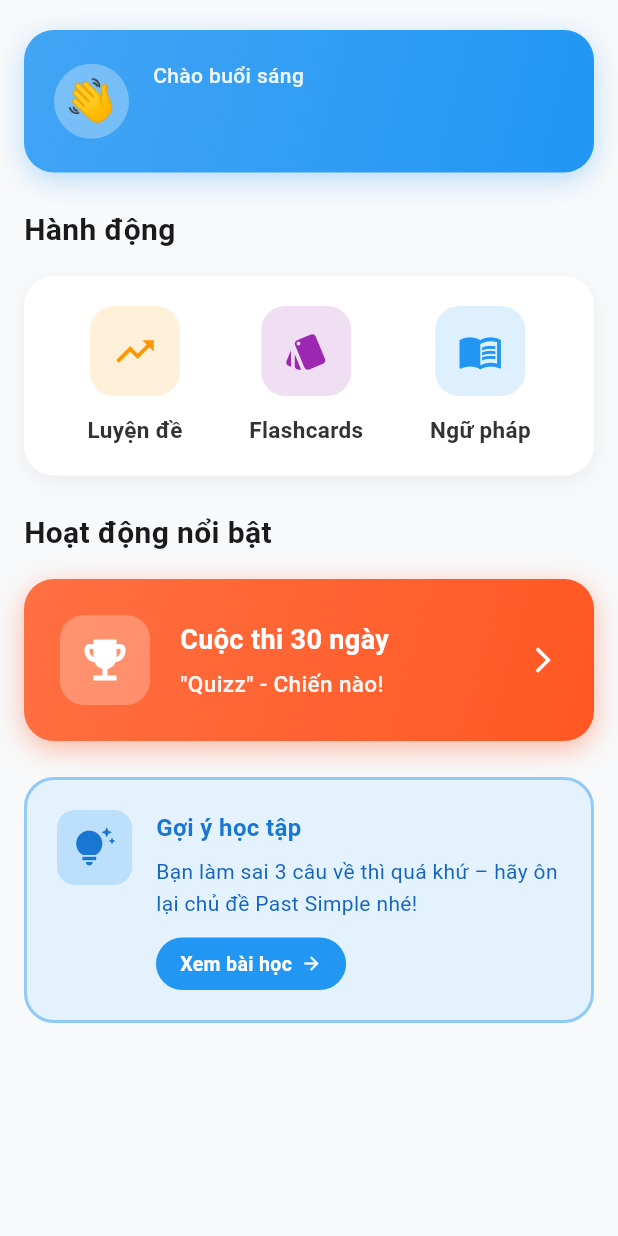
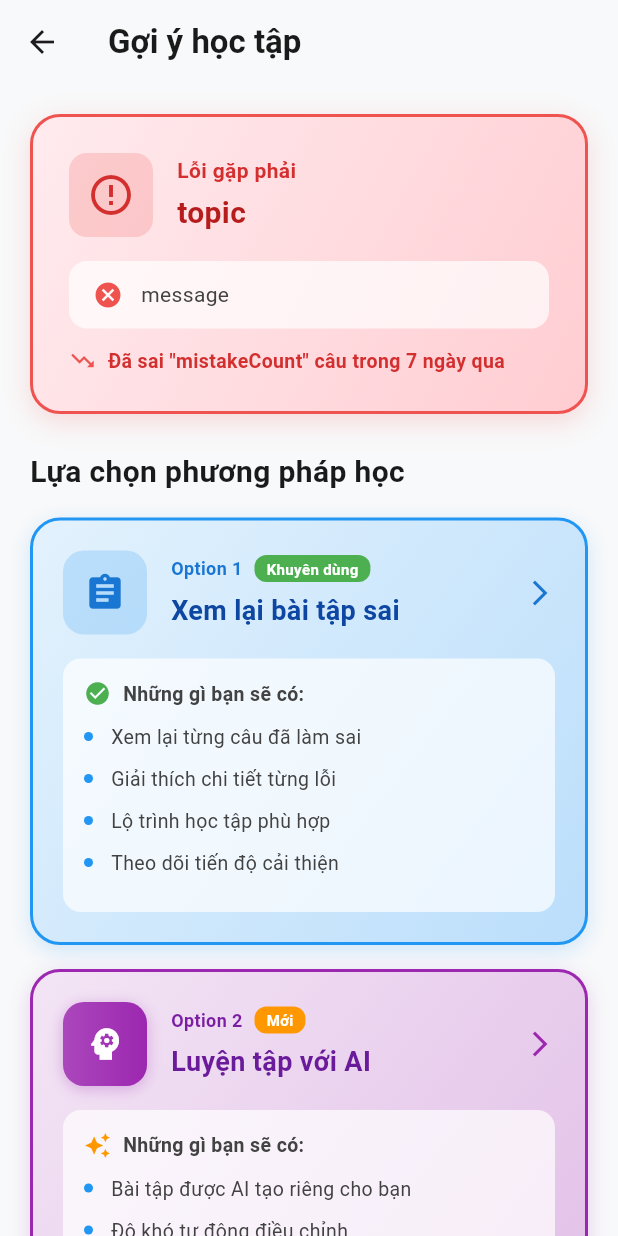
Before and after one commit to Vothanhluan2k4/learning_english, a Flutter app: the HomeScreen screen opened by its route, after a tap on "Xem bài học", on a phone screen of 412 x 824 dp. Run offline on Flutter 3.47's test engine with Material 3 defaults, Android fonts, the light colour scheme and no system bars; our stand-ins replace app_links, audioplayers, chewie, file_picker, fl_chart, flip_card and 11 more; missing offline and left inert: crop_your_image; accounts and stored records are empty.

Commit message:
Add choose_learning

```diff
--- a/lib/main.dart
+++ b/lib/main.dart
@@ -3,7 +3,7 @@ import 'package:font_awesome_flutter/font_awesome_flutter.dart';
 import 'package:learning_english/core/supabase_config.dart';
 import 'package:learning_english/core/uni_links.dart';
 import 'package:learning_english/helpers/notification_helper.dart';
-import 'package:learning_english/screens/course/chosse_course_screen.dart';
+import 'package:learning_english/screens/course/choose_course_screen.dart';
 import 'package:learning_english/screens/course/course_lesson_detail_screen.dart';
 import 'package:learning_english/screens/course/course_lessons_screen.dart';
 import 'package:learning_english/screens/course/course_modules_screen.dart';
@@ -12,6 +12,7 @@ import 'package:learning_english/screens/course/placement_test_screen.dart';
 import 'package:learning_english/screens/drawer_screen.dart';
 import 'package:learning_english/screens/forgot_password_screen.dart';
 import 'package:learning_english/screens/home_screen.dart';
+import 'package:learning_english/screens/learning_hub/choose_learning_screen.dart';
 import 'package:learning_english/screens/profile/infor_user_screen.dart';
 import 'package:learning_english/screens/flashcard/flashcards_screen.dart';
 import 'package:learning_english/screens/course/course_screen.dart';
@@ -137,6 +138,7 @@ class _MyAppState extends State<MyApp> with WidgetsBindingObserver {
         '/home': (context) => const HomeScreen(),
         '/grammar': (context) => const GrammarScreen(),
         '/chooseCourse': (context) => const ChooseCourseScreen(),
+        '/chooseLearning': (context) => const ChooseLearningScreen(),
         '/placementTest': (context) => const PlacementTestScreen(),
         '/courses': (context) => const CourseScreen(),
         '/courseModules': (context) {
--- a/lib/screens/grammar/exercise_screen.dart
+++ b/lib/screens/grammar/exercise_screen.dart
@@ -1,5 +1,6 @@
 import 'package:flutter/material.dart';
 import 'package:learning_english/models/exercise_progress.dart';
+import 'package:learning_english/services/auth_service.dart';
 import 'package:learning_english/services/exercise_progress_service.dart';
 import 'package:learning_english/services/grammar_service.dart';
 import 'package:supabase_flutter/supabase_flutter.dart';
@@ -13,16 +14,20 @@ class ExerciseScreen extends StatefulWidget {
 }
 
 class _ExerciseScreenState extends State<ExerciseScreen> {
-  final userId = Supabase.instance.client.auth.currentUser?.id;
   final _exerciseProgressService = ExerciseProgressService();
   final GrammarService _grammarService = GrammarService();
+  final _authService = AuthService();
+  final _supabase = Supabase.instance.client;
 
   List<Map<String, dynamic>> _exercises = [];
-  Map<String, bool> _progressResults = {}; // Kết quả từ DB
+  Map<String, bool> _progressResults = {};
   Map<String, String?> _answers = {};
-  Set<String> _submittedExercises = {}; // Track câu đã nộp
+  Set<String> _submittedExercises = {};
   bool _loading = true;
   int _correctCount = 0;
+
+  // ✅ Cache userId để tránh gọi nhiều lần
+  String? _cachedUserId;
 
   @override
   void initState() {
@@ -30,13 +35,34 @@ class _ExerciseScreenState extends State<ExerciseScreen> {
     _loadExercisesAndProgress();
   }
 
+  // ✅ Sửa lại hàm _getUserId() để cache kết quả
+  Future<String> _getUserId() async {
+    // Nếu đã cache, trả về luôn
+    if (_cachedUserId != null) return _cachedUserId!;
+
+    final authUser = _supabase.auth.currentUser;
+    if (authUser == null) throw Exception('User not authenticated');
+
+    final authId = authUser.id;
+    final userId = await _authService.getUserIdFromAuthId(authId);
+    if (userId == null) throw Exception('User not found');
+
+    // Cache lại để dùng sau
+    _cachedUserId = userId;
+    return userId;
+  }
+
+  // ✅ Sửa lại _loadExercisesAndProgress()
   Future<void> _loadExercisesAndProgress() async {
     setState(() => _loading = true);
 
     try {
+      final userId = await _getUserId();
+
       final exercises = await _grammarService.getExercisesByLesson(widget.lessonId);
+
       final progress = await _exerciseProgressService.getProgressByLesson(
-        userId!,
+        userId,
         widget.lessonId,
       );
 
@@ -68,9 +94,10 @@ class _ExerciseScreenState extends State<ExerciseScreen> {
     }
   }
 
-  // Nộp từng câu
+  // Successfully submit a single exercise
   Future<void> _submitSingleExercise(Map<String, dynamic> exercise) async {
-    if (userId == null) return;
+    try {
+      final userId = await _getUserId();
 
       final exerciseId = exercise['id'];
       final userAnswer = _answers[exerciseId]?.trim().toLowerCase() ?? '';
@@ -80,7 +107,7 @@ class _ExerciseScreenState extends State<ExerciseScreen> {
       // Save vào DB
       await _exerciseProgressService.saveProgress(
         ExerciseProgress(
-        userId: userId!,
+          userId: userId,
           lessonId: widget.lessonId,
           exerciseId: exerciseId,
           userAnswer: userAnswer,
@@ -96,7 +123,6 @@ class _ExerciseScreenState extends State<ExerciseScreen> {
         if (isCorrect) {
           _correctCount++;
         } else {
-        // Nếu submit lại câu đã đúng trước đó mà bây giờ sai
           if (_progressResults[exerciseId] == true && !isCorrect) {
             _correctCount--;
           }
@@ -121,13 +147,23 @@ class _ExerciseScreenState extends State<ExerciseScreen> {
           duration: Duration(seconds: 2),
         ),
       );
+    } catch (e) {
+      print('❌ Error submitting exercise: $e');
+      ScaffoldMessenger.of(context).showSnackBar(
+        SnackBar(
+          content: Text('Lỗi khi nộp bài: $e'),
+          backgroundColor: Colors.red,
+        ),
+      );
+    }
   }
 
-  // Reset 1 câu
+  //  Reset a single exercise
   Future<void> _resetSingleExercise(String exerciseId) async {
-    if (userId == null) return;
+    try {
+      final userId = await _getUserId();
 
-    await _exerciseProgressService.deleteSingleProgress(userId!, exerciseId);
+      await _exerciseProgressService.deleteSingleProgress(userId, exerciseId);
 
       setState(() {
         final wasCorrect = _progressResults[exerciseId] ?? false;
@@ -145,11 +181,15 @@ class _ExerciseScreenState extends State<ExerciseScreen> {
           behavior: SnackBarBehavior.floating,
         ),
       );
+    } catch (e) {
+      print('❌ Error resetting exercise: $e');
+    }
   }
 
-  // Reset toàn bộ
+  //  Reset all exercises
   Future<void> _resetAll() async {
-    if (userId == null) return;
+    try {
+      final userId = await _getUserId();
 
       final confirm = await showDialog<bool>(
         context: context,
@@ -159,7 +199,7 @@ class _ExerciseScreenState extends State<ExerciseScreen> {
           actions: [
             TextButton(
               onPressed: () => Navigator.pop(context, false),
-            child: Text('Hủy', style: TextStyle(color: Colors.black),),
+              child: Text('Hủy', style: TextStyle(color: Colors.black)),
             ),
             ElevatedButton(
               onPressed: () => Navigator.pop(context, true),
@@ -172,7 +212,7 @@ class _ExerciseScreenState extends State<ExerciseScreen> {
 
       if (confirm != true) return;
 
-    await _exerciseProgressService.resetProgress(userId!, widget.lessonId);
+      await _exerciseProgressService.resetProgress(userId, widget.lessonId);
 
       setState(() {
         _answers.clear();
@@ -187,6 +227,9 @@ class _ExerciseScreenState extends State<ExerciseScreen> {
           backgroundColor: Colors.blue[600],
         ),
       );
+    } catch (e) {
+      print('❌ Error resetting all: $e');
+    }
   }
 
   @override
--- a/lib/screens/home_screen.dart
+++ b/lib/screens/home_screen.dart
@@ -499,7 +499,7 @@ class _HomeScreenState extends State<HomeScreen> {
                 ),
                 SizedBox(height: 8),
                 Text(
-                  'Bạn làm sai 3 câu về thì quá khứ – hãy ôn lại chủ đề Past Simple nhé!',
+                  'Bạn làm sai :..............!',
                   style: TextStyle(
                     fontSize: 14,
                     color: Color(0xFF1565C0),
@@ -509,7 +509,7 @@ class _HomeScreenState extends State<HomeScreen> {
                 SizedBox(height: 12),
                 GestureDetector(
                   onTap: () {
-                    debugPrint('View lesson');
+                    Navigator.pushNamed(context, '/chooseLearning');
                   },
                   child: Container(
                     padding: EdgeInsets.symmetric(horizontal: 16, vertical: 8),
--- /dev/null
+++ b/lib/screens/learning_hub/choose_learning_screen.dart
@@ -0,0 +1,576 @@
+import 'package:flutter/material.dart';
+
+class ChooseLearningScreen extends StatelessWidget {
+
+  const ChooseLearningScreen({
+    super.key,
+  });
+
+  @override
+  Widget build(BuildContext context) {
+    return Scaffold(
+      backgroundColor: Color(0xFFF8F9FA),
+      appBar: AppBar(
+        backgroundColor: Colors.transparent,
+        elevation: 0,
+        leading: IconButton(
+          icon: Icon(Icons.arrow_back),
+          onPressed: () => Navigator.pop(context),
+        ),
+        title: Text(
+          'Gợi ý học tập',
+          style: TextStyle(
+            color: Color(0xFF1A1A1A),
+            fontWeight: FontWeight.bold,
+          ),
+        ),
+      ),
+      body: SingleChildScrollView(
+        padding: EdgeInsets.all(20),
+        child: Column(
+          crossAxisAlignment: CrossAxisAlignment.start,
+          children: [
+            // HEADER CARD - Lỗi gặp phải
+            _buildErrorCard(),
+
+            SizedBox(height: 24),
+
+            // TITLE
+            Text(
+              'Lựa chọn phương pháp học',
+              style: TextStyle(
+                fontSize: 20,
+                fontWeight: FontWeight.bold,
+                color: Color(0xFF1A1A1A),
+              ),
+            ),
+            SizedBox(height: 16),
+
+            // OPTION 1 - Xem lại bài tập sai
+            _buildOption1Card(context),
+
+            SizedBox(height: 16),
+
+            // OPTION 2 - Luyện tập với AI
+            _buildOption2Card(context),
+
+            SizedBox(height: 24),
+
+            // TIPS SECTION
+            _buildTipsSection(),
+          ],
+        ),
+      ),
+    );
+  }
+
+  // HEADER CARD - Hiển thị lỗi
+  Widget _buildErrorCard() {
+    return Container(
+      width: double.infinity,
+      padding: EdgeInsets.all(24),
+      decoration: BoxDecoration(
+        gradient: LinearGradient(
+          colors: [Color(0xFFFFEBEE), Color(0xFFFFCDD2)],
+          begin: Alignment.topLeft,
+          end: Alignment.bottomRight,
+        ),
+        borderRadius: BorderRadius.circular(20),
+        border: Border.all(
+          color: Color(0xFFEF5350),
+          width: 2,
+        ),
+        boxShadow: [
+          BoxShadow(
+            color: Color(0xFFEF5350).withOpacity(0.2),
+            blurRadius: 15,
+            offset: Offset(0, 5),
+          ),
+        ],
+      ),
+      child: Column(
+        crossAxisAlignment: CrossAxisAlignment.start,
+        children: [
+          Row(
+            children: [
+              Container(
+                padding: EdgeInsets.all(12),
+                decoration: BoxDecoration(
+                  color: Color(0xFFEF5350).withOpacity(0.2),
+                  borderRadius: BorderRadius.circular(12),
+                ),
+                child: Icon(
+                  Icons.error_outline,
+                  color: Color(0xFFD32F2F),
+                  size: 32,
+                ),
+              ),
+              SizedBox(width: 16),
+              Expanded(
+                child: Column(
+                  crossAxisAlignment: CrossAxisAlignment.start,
+                  children: [
+                    Text(
+                      'Lỗi gặp phải',
+                      style: TextStyle(
+                        fontSize: 14,
+                        fontWeight: FontWeight.w600,
+                        color: Color(0xFFD32F2F),
+                      ),
+                    ),
+                    SizedBox(height: 4),
+                    Text(
+                      'topic',
+                      style: TextStyle(
+                        fontSize: 20,
+                        fontWeight: FontWeight.bold,
+                        color: Color(0xFFB71C1C),
+                      ),
+                    ),
+                  ],
+                ),
+              ),
+            ],
+          ),
+          SizedBox(height: 16),
+          Container(
+            padding: EdgeInsets.symmetric(horizontal: 16, vertical: 12),
+            decoration: BoxDecoration(
+              color: Colors.white.withOpacity(0.7),
+              borderRadius: BorderRadius.circular(12),
+            ),
+            child: Row(
+              children: [
+                Icon(
+                  Icons.cancel,
+                  color: Color(0xFFEF5350),
+                  size: 20,
+                ),
+                SizedBox(width: 12),
+                Expanded(
+                  child: Text(
+                    'message',
+                    style: TextStyle(
+                      fontSize: 14,
+                      color: Color(0xFF424242),
+                      height: 1.5,
+                    ),
+                  ),
+                ),
+              ],
+            ),
+          ),
+          SizedBox(height: 12),
+          Row(
+            children: [
+              Icon(Icons.trending_down, color: Color(0xFFEF5350), size: 18),
+              SizedBox(width: 8),
+              Text(
+                'Đã sai "mistakeCount" câu trong 7 ngày qua',
+                style: TextStyle(
+                  fontSize: 13,
+                  fontWeight: FontWeight.w600,
+                  color: Color(0xFFD32F2F),
+                ),
+              ),
+            ],
+          ),
+        ],
+      ),
+    );
+  }
+
+  // OPTION 1 - Xem lại bài tập sai
+  Widget _buildOption1Card(BuildContext context) {
+    return GestureDetector(
+      onTap: () {
+        // TODO: Navigate to exercise review
+        ScaffoldMessenger.of(context).showSnackBar(
+          SnackBar(
+            content: Text('Chức năng đang phát triển...'),
+            backgroundColor: Color(0xFF2196F3),
+          ),
+        );
+      },
+      child: Container(
+        padding: EdgeInsets.all(20),
+        decoration: BoxDecoration(
+          gradient: LinearGradient(
+            colors: [Color(0xFFE3F2FD), Color(0xFFBBDEFB)],
+            begin: Alignment.topLeft,
+            end: Alignment.bottomRight,
+          ),
+          borderRadius: BorderRadius.circular(20),
+          border: Border.all(
+            color: Color(0xFF2196F3),
+            width: 2,
+          ),
+          boxShadow: [
+            BoxShadow(
+              color: Color(0xFF2196F3).withOpacity(0.2),
+              blurRadius: 12,
+              offset: Offset(0, 4),
+            ),
+          ],
+        ),
+        child: Column(
+          crossAxisAlignment: CrossAxisAlignment.start,
+          children: [
+            Row(
+              children: [
+                Container(
+                  padding: EdgeInsets.all(14),
+                  decoration: BoxDecoration(
+                    color: Color(0xFF2196F3).withOpacity(0.2),
+                    borderRadius: BorderRadius.circular(14),
+                  ),
+                  child: Icon(
+                    Icons.assignment,
+                    color: Color(0xFF1976D2),
+                    size: 28,
+                  ),
+                ),
+                SizedBox(width: 16),
+                Expanded(
+                  child: Column(
+                    crossAxisAlignment: CrossAxisAlignment.start,
+                    children: [
+                      Row(
+                        children: [
+                          Text(
+                            'Option 1',
+                            style: TextStyle(
+                              fontSize: 12,
+                              fontWeight: FontWeight.w600,
+                              color: Color(0xFF1976D2),
+                            ),
+                          ),
+                          SizedBox(width: 8),
+                          Container(
+                            padding: EdgeInsets.symmetric(horizontal: 8, vertical: 2),
+                            decoration: BoxDecoration(
+                              color: Color(0xFF4CAF50),
+                              borderRadius: BorderRadius.circular(8),
+                            ),
+                            child: Text(
+                              'Khuyên dùng',
+                              style: TextStyle(
+                                fontSize: 10,
+                                fontWeight: FontWeight.bold,
+                                color: Colors.white,
+                              ),
+                            ),
+                          ),
+                        ],
+                      ),
+                      SizedBox(height: 6),
+                      Text(
+                        'Xem lại bài tập sai',
+                        style: TextStyle(
+                          fontSize: 18,
+                          fontWeight: FontWeight.bold,
+                          color: Color(0xFF0D47A1),
+                        ),
+                      ),
+                    ],
+                  ),
+                ),
+                Icon(
+                  Icons.arrow_forward_ios,
+                  color: Color(0xFF1976D2),
+                  size: 20,
+                ),
+              ],
+            ),
+            SizedBox(height: 16),
+            Container(
+              padding: EdgeInsets.all(14),
+              decoration: BoxDecoration(
+                color: Colors.white.withOpacity(0.7),
+                borderRadius: BorderRadius.circular(12),
+              ),
+              child: Column(
+                crossAxisAlignment: CrossAxisAlignment.start,
+                children: [
+                  Row(
+                    children: [
+                      Icon(Icons.check_circle, color: Color(0xFF4CAF50), size: 18),
+                      SizedBox(width: 8),
+                      Text(
+                        'Những gì bạn sẽ có:',
+                        style: TextStyle(
+                          fontSize: 13,
+                          fontWeight: FontWeight.bold,
+                          color: Color(0xFF424242),
+                        ),
+                      ),
+                    ],
+                  ),
+                  SizedBox(height: 10),
+                  _buildBulletPoint('Xem lại từng câu đã làm sai'),
+                  _buildBulletPoint('Giải thích chi tiết từng lỗi'),
+                  _buildBulletPoint('Lộ trình học tập phù hợp'),
+                  _buildBulletPoint('Theo dõi tiến độ cải thiện'),
+                ],
+              ),
+            ),
+          ],
+        ),
+      ),
+    );
+  }
+
+  // OPTION 2 - Luyện tập với AI
+  Widget _buildOption2Card(BuildContext context) {
+    return GestureDetector(
+      onTap: () {
+        // TODO: Navigate to AI practice
+        ScaffoldMessenger.of(context).showSnackBar(
+          SnackBar(
+            content: Text('Chức năng đang phát triển...'),
+            backgroundColor: Color(0xFF9C27B0),
+          ),
+        );
+      },
+      child: Container(
+        padding: EdgeInsets.all(20),
+        decoration: BoxDecoration(
+          gradient: LinearGradient(
+            colors: [Color(0xFFF3E5F5), Color(0xFFE1BEE7)],
+            begin: Alignment.topLeft,
+            end: Alignment.bottomRight,
+          ),
+          borderRadius: BorderRadius.circular(20),
+          border: Border.all(
+            color: Color(0xFF9C27B0),
+            width: 2,
+          ),
+          boxShadow: [
+            BoxShadow(
+              color: Color(0xFF9C27B0).withOpacity(0.2),
+              blurRadius: 12,
+              offset: Offset(0, 4),
+            ),
+          ],
+        ),
+        child: Column(
+          crossAxisAlignment: CrossAxisAlignment.start,
+          children: [
+            Row(
+              children: [
+                Container(
+                  padding: EdgeInsets.all(14),
+                  decoration: BoxDecoration(
+                    gradient: LinearGradient(
+                      colors: [Color(0xFFAB47BC), Color(0xFF9C27B0)],
+                    ),
+                    borderRadius: BorderRadius.circular(14),
+                    boxShadow: [
+                      BoxShadow(
+                        color: Color(0xFF9C27B0).withOpacity(0.3),
+                        blurRadius: 8,
+                        offset: Offset(0, 2),
+                      ),
+                    ],
+                  ),
+                  child: Icon(
+                    Icons.psychology,
+                    color: Colors.white,
+                    size: 28,
+                  ),
+                ),
+                SizedBox(width: 16),
+                Expanded(
+                  child: Column(
+                    crossAxisAlignment: CrossAxisAlignment.start,
+                    children: [
+                      Row(
+                        children: [
+                          Text(
+                            'Option 2',
+                            style: TextStyle(
+                              fontSize: 12,
+                              fontWeight: FontWeight.w600,
+                              color: Color(0xFF7B1FA2),
+                            ),
+                          ),
+                          SizedBox(width: 8),
+                          Container(
+                            padding: EdgeInsets.symmetric(horizontal: 8, vertical: 2),
+                            decoration: BoxDecoration(
+                              color: Color(0xFFFF9800),
+                              borderRadius: BorderRadius.circular(8),
+                            ),
+                            child: Text(
+                              'Mới',
+                              style: TextStyle(
+                                fontSize: 10,
+                                fontWeight: FontWeight.bold,
+                                color: Colors.white,
+                              ),
+                            ),
+                          ),
+                        ],
+                      ),
+                      SizedBox(height: 6),
+                      Text(
+                        'Luyện tập với AI',
+                        style: TextStyle(
+                          fontSize: 18,
+                          fontWeight: FontWeight.bold,
+                          color: Color(0xFF6A1B9A),
+                        ),
+                      ),
+                    ],
+                  ),
+                ),
+                Icon(
+                  Icons.arrow_forward_ios,
+                  color: Color(0xFF9C27B0),
+                  size: 20,
+                ),
+              ],
+            ),
+            SizedBox(height: 16),
+            Container(
+              padding: EdgeInsets.all(14),
+              decoration: BoxDecoration(
+                color: Colors.white.withOpacity(0.7),
+                borderRadius: BorderRadius.circular(12),
+              ),
+              child: Column(
+                crossAxisAlignment: CrossAxisAlignment.start,
+                children: [
+                  Row(
+                    children: [
+                      Icon(Icons.auto_awesome, color: Color(0xFFFF9800), size: 18),
+                      SizedBox(width: 8),
+                      Text(
+                        'Những gì bạn sẽ có:',
+                        style: TextStyle(
+                          fontSize: 13,
+                          fontWeight: FontWeight.bold,
+                          color: Color(0xFF424242),
+                        ),
+                      ),
+                    ],
+                  ),
+                  SizedBox(height: 10),
+                  _buildBulletPoint('Bài tập được AI tạo riêng cho bạn'),
+                  _buildBulletPoint('Độ khó tự động điều chỉnh'),
+                  _buildBulletPoint('Phản hồi chi tiết tức thì'),
+                  _buildBulletPoint('Luyện tập không giới hạn'),
+                ],
+              ),
+            ),
+          ],
+        ),
+      ),
+    );
+  }
+
+  // TIPS SECTION
+  Widget _buildTipsSection() {
+    return Container(
+      padding: EdgeInsets.all(20),
+      decoration: BoxDecoration(
+        color: Color(0xFFFFF3E0),
+        borderRadius: BorderRadius.circular(16),
+        border: Border.all(
+          color: Color(0xFFFFB74D),
+          width: 1.5,
+        ),
+      ),
+      child: Column(
+        crossAxisAlignment: CrossAxisAlignment.start,
+        children: [
+          Row(
+            children: [
+              Icon(
+                Icons.lightbulb,
+                color: Color(0xFFFF9800),
+                size: 24,
+              ),
+              SizedBox(width: 12),
+              Text(
+                'Mẹo học tập',
+                style: TextStyle(
+                  fontSize: 16,
+                  fontWeight: FontWeight.bold,
+                  color: Color(0xFFE65100),
+                ),
+              ),
+            ],
+          ),
+          SizedBox(height: 12),
+          _buildTipItem('Học 15-20 phút mỗi ngày tốt hơn học dồn 2 giờ cuối tuần'),
+          _buildTipItem('Xem lại lỗi ngay sau khi làm bài để ghi nhớ tốt hơn'),
+          _buildTipItem('Thực hành với AI giúp bạn tự tin hơn khi giao tiếp'),
+        ],
+      ),
+    );
+  }
+
+  // Helper: Bullet point
+  Widget _buildBulletPoint(String text) {
+    return Padding(
+      padding: EdgeInsets.only(bottom: 8),
+      child: Row(
+        crossAxisAlignment: CrossAxisAlignment.start,
+        children: [
+          Container(
+            margin: EdgeInsets.only(top: 6),
+            width: 6,
+            height: 6,
+            decoration: BoxDecoration(
+              color: Color(0xFF2196F3),
+              shape: BoxShape.circle,
+            ),
+          ),
+          SizedBox(width: 12),
+          Expanded(
+            child: Text(
+              text,
+              style: TextStyle(
+                fontSize: 13,
+                color: Color(0xFF424242),
+                height: 1.5,
+              ),
+            ),
+          ),
+        ],
+      ),
+    );
+  }
+
+  // Helper: Tip item
+  Widget _buildTipItem(String text) {
+    return Padding(
+      padding: EdgeInsets.only(bottom: 8),
+      child: Row(
+        crossAxisAlignment: CrossAxisAlignment.start,
+        children: [
+          Text(
+            '•',
+            style: TextStyle(
+              fontSize: 16,
+              color: Color(0xFFFF9800),
+              fontWeight: FontWeight.bold,
+            ),
+          ),
+          SizedBox(width: 12),
+          Expanded(
+            child: Text(
+              text,
+              style: TextStyle(
+                fontSize: 13,
+                color: Color(0xFF5D4037),
+                height: 1.5,
+              ),
+            ),
+          ),
+        ],
+      ),
+    );
+  }
+}
```
Also changed, not shown: lib/screens/course/choose_course_screen.dart (renamed from lib/screens/course/chosse_course_screen.dart). Lines whose indentation alone changed are shown as unchanged.
